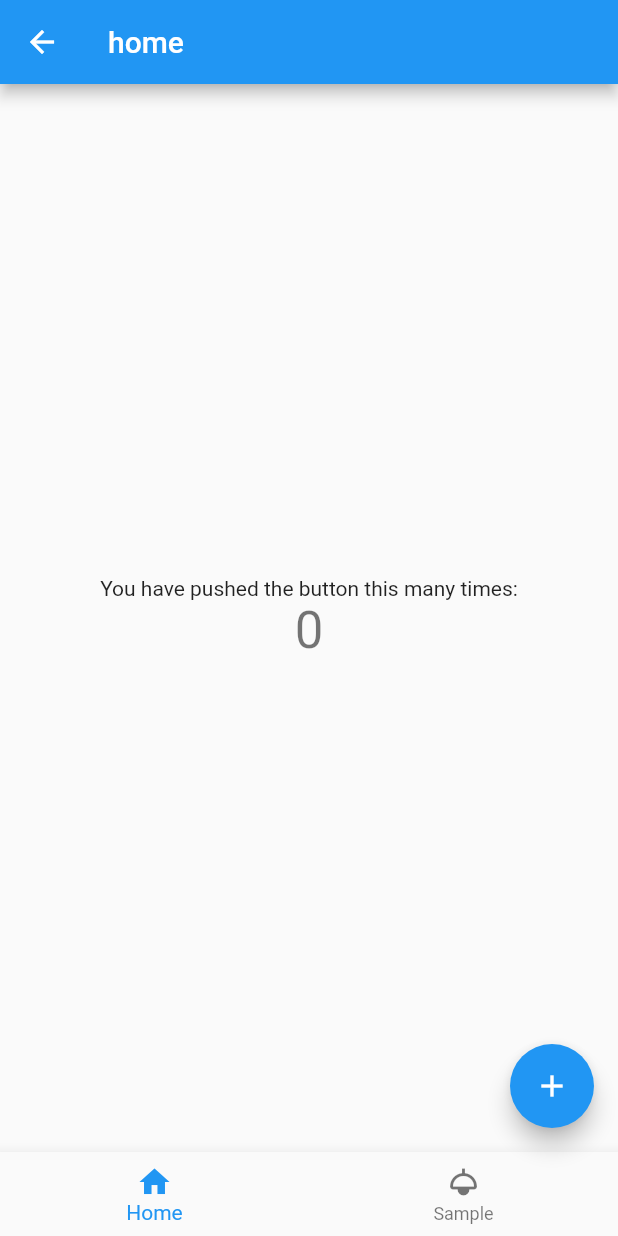
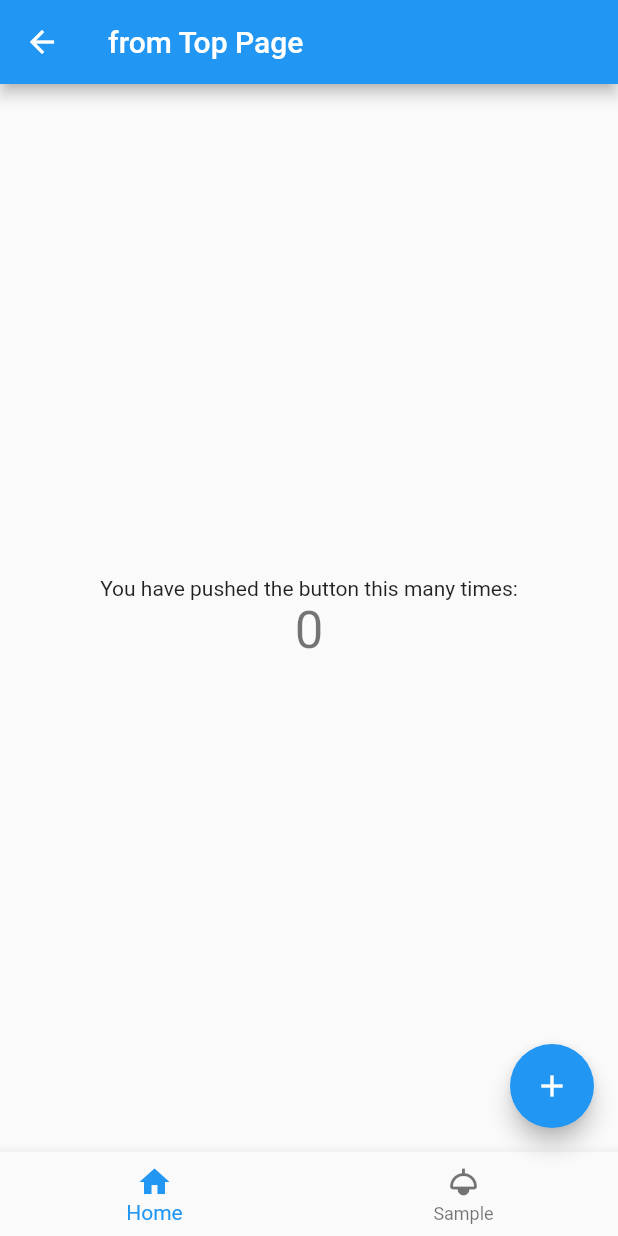
Before and after one commit to yomifrogs/manners_maketh_man, a Flutter app: the screen it shows after launch, after a tap on "go", on a phone screen of 412 x 824 dp. Run offline on Flutter 3.47's test engine with Material 2 defaults, Android fonts, the phone set to English and light mode, and no system bars; our stand-ins replace logger.

Commit message:
update sample code

```diff
--- a/lib/view/1_page/home_page.dart
+++ b/lib/view/1_page/home_page.dart
@@ -2,19 +2,22 @@ import 'package:flutter/material.dart';
 import 'package:manners_maketh_man/src/1_usecase/template_usecase.dart';
 import 'package:manners_maketh_man/src/2_domain/user.dart';
 import 'package:manners_maketh_man/view/2_template/footer_navigation.dart';
+import 'package:manners_maketh_man/view/3_component/back_button.dart';
 
 class MyHomePage extends StatefulWidget {
-  static void transition(BuildContext context) {
+  static void transition(BuildContext context, String title) {
     // 画面遷移
     Navigator.push(
         context,
         MaterialPageRoute(
-          builder: (context) => const MyHomePage(),
+          builder: (context) => MyHomePage(
+            title: title,
+          ),
         ));
   }
 
-  const MyHomePage({Key? key}) : super(key: key);
-  final String title = "home";
+  const MyHomePage({Key? key, required this.title}) : super(key: key);
+  final String title;
 
   @override
   State<MyHomePage> createState() => _MyHomePageState();
@@ -37,6 +40,7 @@ class _MyHomePageState extends State<MyHomePage> {
     return Scaffold(
       appBar: AppBar(
         title: Text(widget.title),
+        leading: createBackButton(context),
       ),
       body: Center(
         child: Column(
--- a/lib/view/1_page/top_page.dart
+++ b/lib/view/1_page/top_page.dart
@@ -28,7 +28,7 @@ class _TopPageState extends State<TopPage> {
             ),
             createActionButton(
                 onPressed: () {
-                  MyHomePage.transition(context);
+                  MyHomePage.transition(context, "from Top Page");
                 },
                 txt: "go")
           ],
--- a/lib/view/2_template/footer_navigation.dart
+++ b/lib/view/2_template/footer_navigation.dart
@@ -26,10 +26,10 @@ const sampleIndex = 1;
 onPressedLoggedInBottomNavigationTapped(BuildContext context, int selectIndex) {
   switch (selectIndex) {
     case homePageIndex:
-      MyHomePage.transition(context);
+      MyHomePage.transition(context, "from Footer Home");
       break;
     case sampleIndex:
-      MyHomePage.transition(context);
+      MyHomePage.transition(context, "from Footer Sample");
       break;
     default:
       break;
```
Also changed, not shown: 1 other file.
